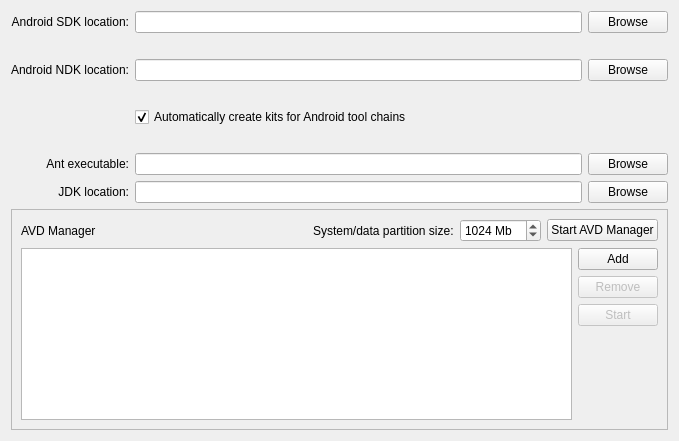
The window that src/plugins/android/androidsettingswidget.ui (qt-creator/qt-creator) describes before a commit, drawn with Qt 5.
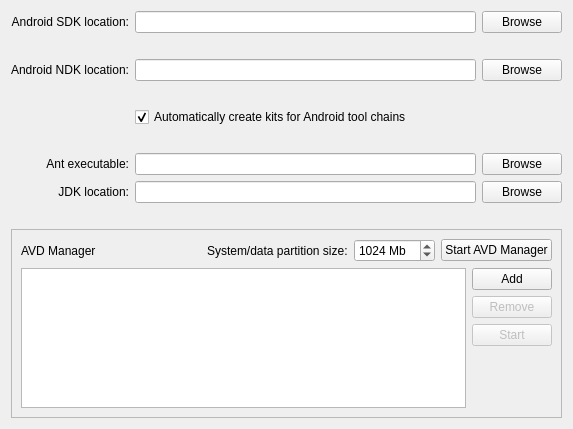
The same window after the commit. Icons and pictures are not drawn.

The edit to the form file:
```diff
--- a/src/plugins/android/androidsettingswidget.ui
+++ b/src/plugins/android/androidsettingswidget.ui
@@ -6,15 +6,13 @@
    <rect>
     <x>0</x>
     <y>0</y>
-    <width>679</width>
-    <height>441</height>
+    <width>573</width>
+    <height>429</height>
    </rect>
   </property>
   <property name="windowTitle">
    <string>Android Configuration</string>
   </property>
-  <layout class="QVBoxLayout" name="verticalLayout">
-   <item>
     <layout class="QGridLayout" name="gridLayout">
      <item row="0" column="0">
       <widget class="QLabel" name="SDKLocationLabel">
@@ -257,9 +255,43 @@
        </property>
       </widget>
      </item>
+   <item row="8" column="1">
+    <layout class="QHBoxLayout" name="horizontalLayout_5">
+     <item>
+      <widget class="QLabel" name="jdkWarningIconLabel">
+       <property name="sizePolicy">
+        <sizepolicy hsizetype="Fixed" vsizetype="Fixed">
+         <horstretch>0</horstretch>
+         <verstretch>0</verstretch>
+        </sizepolicy>
+       </property>
+       <property name="text">
+        <string/>
+       </property>
+       <property name="pixmap">
+        <pixmap resource="../projectexplorer/projectexplorer.qrc">:/projectexplorer/images/compile_warning.png</pixmap>
+       </property>
+      </widget>
+     </item>
+     <item>
+      <widget class="QLabel" name="jdkWarningLabel">
+       <property name="sizePolicy">
+        <sizepolicy hsizetype="Preferred" vsizetype="Preferred">
+         <horstretch>0</horstretch>
+         <verstretch>0</verstretch>
+        </sizepolicy>
+       </property>
+       <property name="text">
+        <string/>
+       </property>
+       <property name="wordWrap">
+        <bool>true</bool>
+       </property>
+      </widget>
+     </item>
     </layout>
    </item>
-   <item>
+   <item row="9" column="0" colspan="3">
     <widget class="QFrame" name="AVDManagerFrame">
      <property name="frameShape">
       <enum>QFrame::StyledPanel</enum>
```
Lines whose indentation alone changed are shown as unchanged.
